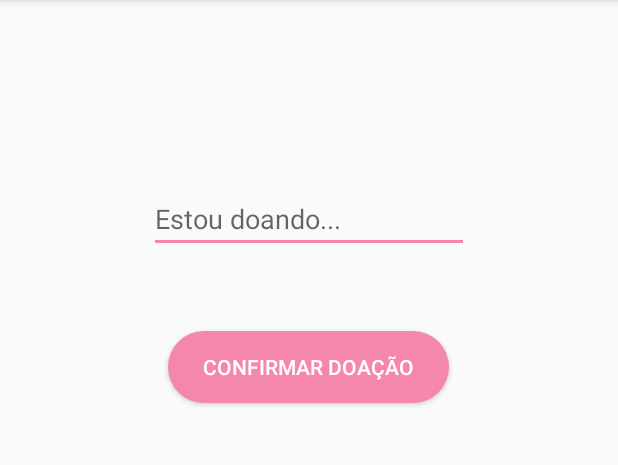
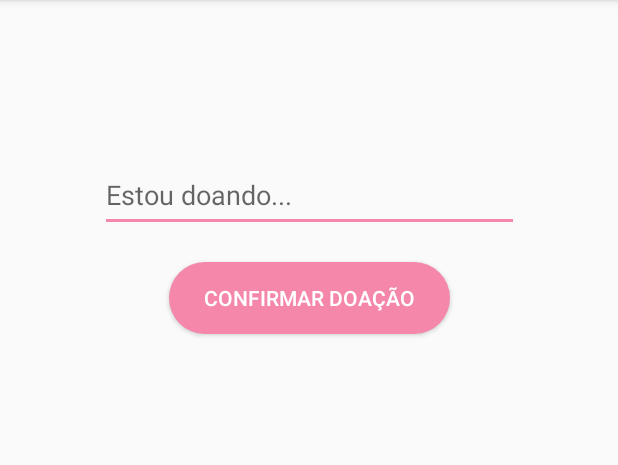
Before and after one commit to rafaelamr/Anjos, an Android app: the ConfirmarDoacao screen opened directly, with no data from a screen before it, on a phone screen of 412 x 824 dp, the part 84-549 px from its top. Run offline under Robolectric (Android 15) with nearby library versions, the phone set to English and light mode, and no system bars; our stand-ins replace Firebase (no records; nobody signed in at launch, a user with empty details on screens opened directly).

```diff
--- a/app/src/main/res/drawable/redondintext.xml
+++ b/app/src/main/res/drawable/redondintext.xml
@@ -2,6 +2,6 @@
 <shape xmlns:android="http://schemas.android.com/apk/res/android">
 
     <solid android:color="@color/common_google_signin_btn_text_dark_default"/>
-    <corners android:radius="10dp"/>
+    <corners android:radius="8dp"/>
 
 </shape>
--- a/app/src/main/res/layout/activity_confirmar_doacao.xml
+++ b/app/src/main/res/layout/activity_confirmar_doacao.xml
@@ -6,16 +6,25 @@
     android:layout_height="match_parent"
     tools:context=".Controle.ConfirmarDoacao">
 
+    <TextView
+        android:id="@+id/textViewConfirmar"
+        android:layout_width="wrap_content"
+        android:layout_height="wrap_content"
+        app:layout_constraintBottom_toTopOf="@+id/editDoacao"
+        app:layout_constraintEnd_toEndOf="parent"
+        app:layout_constraintHorizontal_bias="0.498"
+        app:layout_constraintStart_toStartOf="parent"
+        app:layout_constraintTop_toTopOf="parent"
+        app:layout_constraintVertical_bias="0.044" />
+
     <EditText
         android:id="@+id/editDoacao"
-        android:layout_width="wrap_content"
-        android:layout_height="wrap_content"
+        android:layout_width="279dp"
+        android:layout_height="49dp"
         android:layout_marginTop="105dp"
-        android:layout_marginBottom="581dp"
         android:ems="10"
         android:hint="Estou doando..."
         android:inputType="textPersonName"
-        app:layout_constraintBottom_toBottomOf="parent"
         app:layout_constraintEnd_toEndOf="parent"
         app:layout_constraintStart_toStartOf="parent"
         app:layout_constraintTop_toTopOf="parent" />
@@ -24,29 +33,18 @@
         android:id="@+id/buttonConfirmar"
         android:layout_width="187dp"
         android:layout_height="48dp"
-        android:layout_marginTop="52dp"
+        android:layout_marginTop="20dp"
         android:background="@drawable/redondin"
         android:text="Confirmar Doação"
         android:textColor="@color/common_google_signin_btn_text_dark_default"
         app:layout_constraintEnd_toEndOf="parent"
-        app:layout_constraintHorizontal_bias="0.498"
         app:layout_constraintStart_toStartOf="parent"
         app:layout_constraintTop_toBottomOf="@+id/editDoacao" />
-
-    <TextView
-        android:id="@+id/textViewConfirmar"
-        android:layout_width="wrap_content"
-        android:layout_height="wrap_content"
-        app:layout_constraintBottom_toTopOf="@+id/editDoacao"
-        app:layout_constraintEnd_toEndOf="parent"
-        app:layout_constraintStart_toStartOf="parent"
-        app:layout_constraintTop_toTopOf="parent" />
 
     <ListView
         android:id="@+id/listViewConfirmar"
         android:layout_width="409dp"
         android:layout_height="478dp"
-        android:layout_marginBottom="2dp"
         app:layout_constraintBottom_toBottomOf="parent"
         app:layout_constraintEnd_toEndOf="parent"
         app:layout_constraintStart_toStartOf="parent"
```
Also changed, not shown: app/src/main/AndroidManifest.xml (+10 -5 lines), app/src/main/java/com/example/anjoslogin/Controle/ConfirmarDoacao.java (+19 -0 lines), app/src/main/java/com/example/anjoslogin/Listagem/ListarAlimentos.java (+9 -9 lines), app/src/main/java/com/example/anjoslogin/Listagem/ListarCMB.java (+13 -1 lines), app/src/main/java/com/example/anjoslogin/Listagem/ListarCalcados.java (+13 -1 lines), app/src/main/java/com/example/anjoslogin/Listagem/ListarHigLimp.java (+13 -1 lines), app/src/main/java/com/example/anjoslogin/Listagem/ListarMatEscolar.java (+13 -1 lines), app/src/main/java/com/example/anjoslogin/Listagem/ListarVestuario.java (+13 -1 lines).
